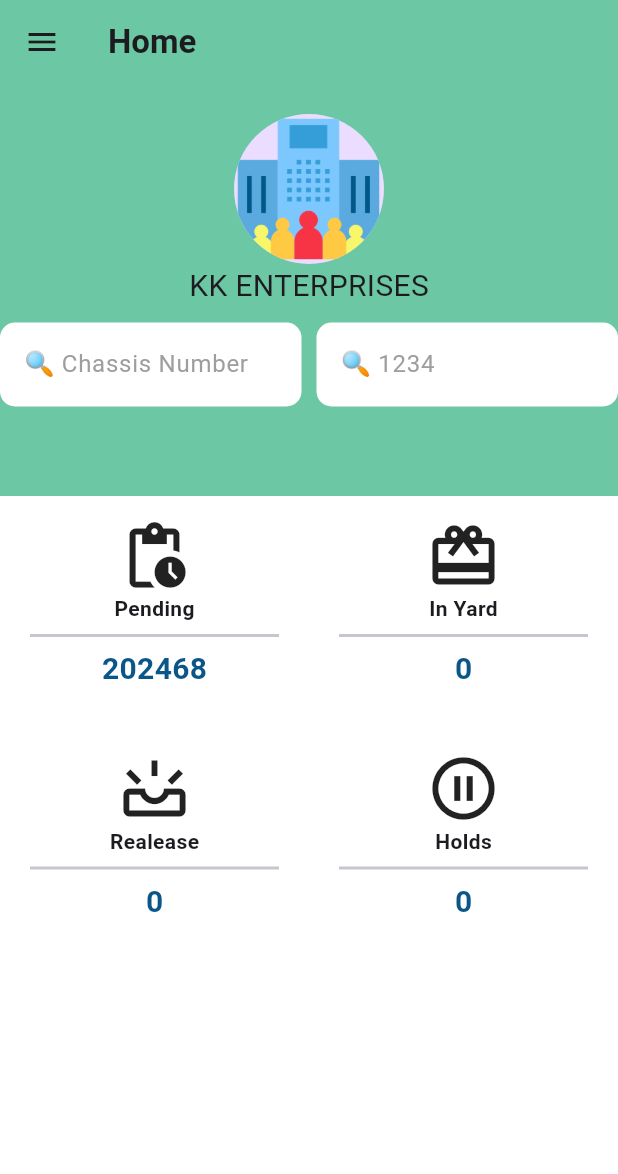
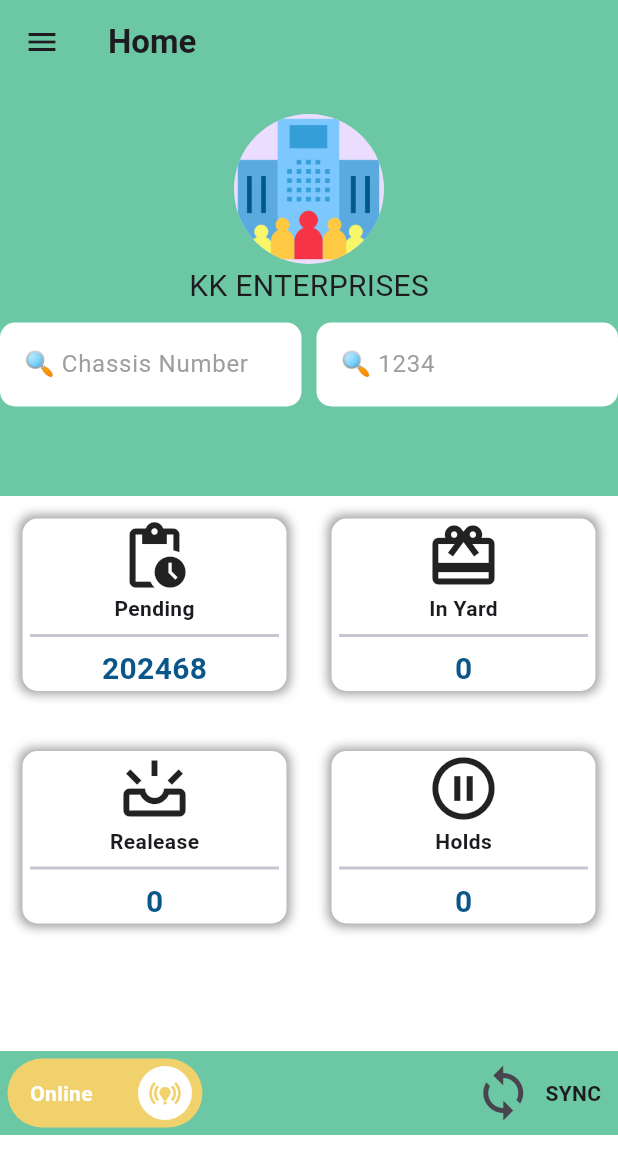
Before and after one commit to anshyyy/vehicle_check, a Flutter app: the screen it shows after launch, on a phone screen of 412 x 824 dp. Shown: the top 1174 px of the screen. Run offline on Flutter 3.47's test engine with Material 2 defaults, Android fonts, the phone set to English and light mode, and no system bars; drawn by our look-alikes of lite_rolling_switch.

Commit message:
Done with Nav bar

```diff
--- a/lib/constants.dart
+++ b/lib/constants.dart
@@ -37,3 +37,19 @@ MaterialColor mycolorkYellow = MaterialColor(
     900: Color(0xFFF1D16C),
   },
 );
+
+MaterialColor mycolorkOrange = MaterialColor(
+  0xFFF1D16C,
+  <int, Color>{
+    50: Color(0xFFF1D16C),
+    100: Color(0xFFF1D16C),
+    200: Color(0xFFF1D16C),
+    300: Color(0xFFF1D16C),
+    400: Color(0xFFF1D16C),
+    500: Color(0xFFF1D16C),
+    600: Color(0xFFF1D16C),
+    700: Color(0xFFF1D16C),
+    800: Color(0xFFF1D16C),
+    900: Color(0xFFF1D16C),
+  },
+);
--- a/lib/screens/home-page.dart
+++ b/lib/screens/home-page.dart
@@ -2,6 +2,7 @@ import 'package:flutter/material.dart';
 import 'package:vehicle_check/constants.dart';
 import 'package:vehicle_check/screens/profile.dart';
 import 'package:vehicle_check/utils/reuseableCard.dart';
+import 'package:lite_rolling_switch/lite_rolling_switch.dart';
 
 class HomePage extends StatefulWidget {
   const HomePage({super.key});
@@ -13,6 +14,7 @@ class HomePage extends StatefulWidget {
 class _HomePageState extends State<HomePage> {
   @override
   Widget build(BuildContext context) {
+    int _selectedIndex = 0;
     return Scaffold(
       appBar: AppBar(
         backgroundColor: kGreen,
@@ -227,6 +229,56 @@ class _HomePageState extends State<HomePage> {
                   iconName: Icons.pause_circle_outline,
                 ))
               ],
+            ),
+            SizedBox(
+              height: 70,
+            ),
+            SafeArea(
+              child: Container(
+                child: Row(
+                  mainAxisAlignment: MainAxisAlignment.spaceBetween,
+                  children: [
+                    Padding(
+                      padding: EdgeInsets.all(5),
+                      child: LiteRollingSwitch(
+                        onTap: () {},
+                        onChanged: (bool position) {
+                          print('The button is $position');
+                        },
+                        onDoubleTap: () {},
+                        value: true,
+                        textOn: "Online",
+                        textOff: "Offline",
+                        colorOn: mycolorkOrange,
+                        colorOff: Colors.red,
+                        iconOn: Icons.online_prediction,
+                        iconOff: Icons.offline_bolt,
+                        onSwipe: (bool postion) {
+                          print('The button is $postion');
+                        },
+                      ),
+                    ),
+                    Container(
+                        child: Row(children: [
+                      IconButton(
+                        onPressed: () {},
+                        icon: Icon(Icons.sync),
+                        iconSize: 40,
+                        splashColor: Colors.grey[400],
+                      ),
+                      Text(
+                        "SYNC   ",
+                        style: TextStyle(fontWeight: FontWeight.bold),
+                      )
+                    ]))
+                  ],
+                ),
+                height: 56,
+                width: MediaQuery.of(context).size.width,
+                decoration: BoxDecoration(
+                  color: kGreen,
+                ),
+              ),
             )
           ],
         ),
--- a/lib/utils/reuseableCard.dart
+++ b/lib/utils/reuseableCard.dart
@@ -43,9 +43,12 @@ class ReusableCard extends StatelessWidget {
           ),
           margin: const EdgeInsets.all(15),
           decoration: BoxDecoration(
-            color: Colors.white,
-            borderRadius: BorderRadius.circular(10.0),
-          ),
+              color: Colors.white,
+              borderRadius: BorderRadius.circular(10.0),
+              boxShadow: [
+                const BoxShadow(
+                    color: Colors.black38, spreadRadius: 2, blurRadius: 5),
+              ]),
         ),
       ),
     );
--- a/pubspec.yaml
+++ b/pubspec.yaml
@@ -36,6 +36,7 @@ dependencies:
   # The following adds the Cupertino Icons font to your application.
   # Use with the CupertinoIcons class for iOS style icons.
   cupertino_icons: ^1.0.2
+  lite_rolling_switch: ^1.0.0
 
 dev_dependencies:
   flutter_test:
```
Also changed, not shown: pubspec.lock.
